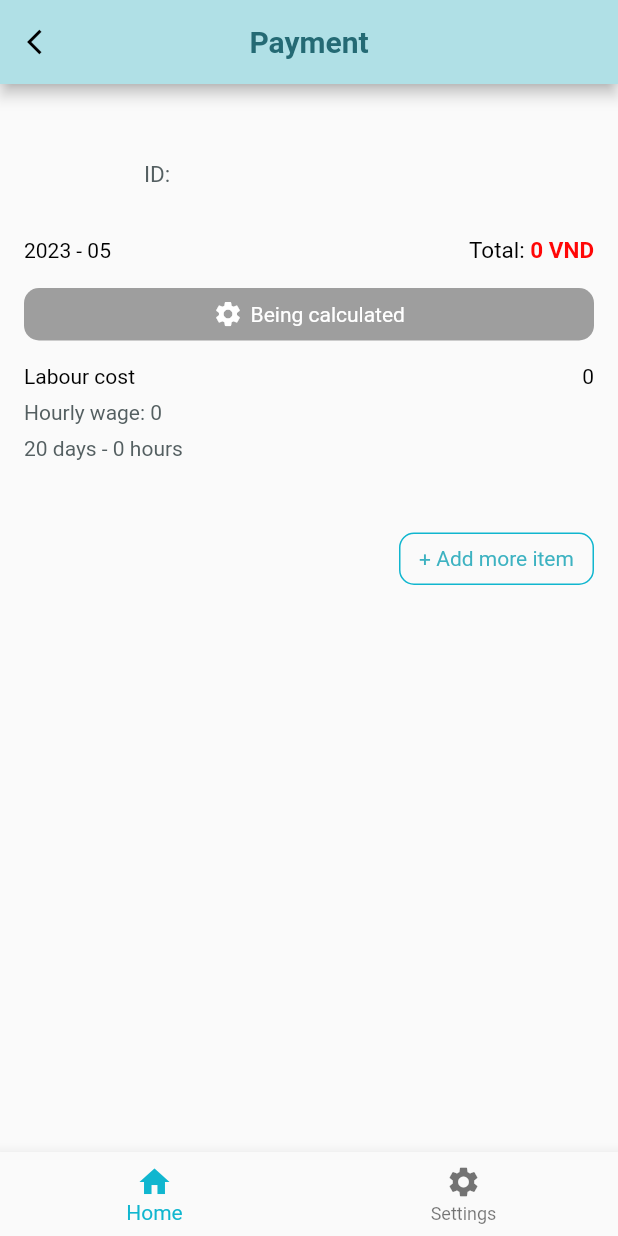
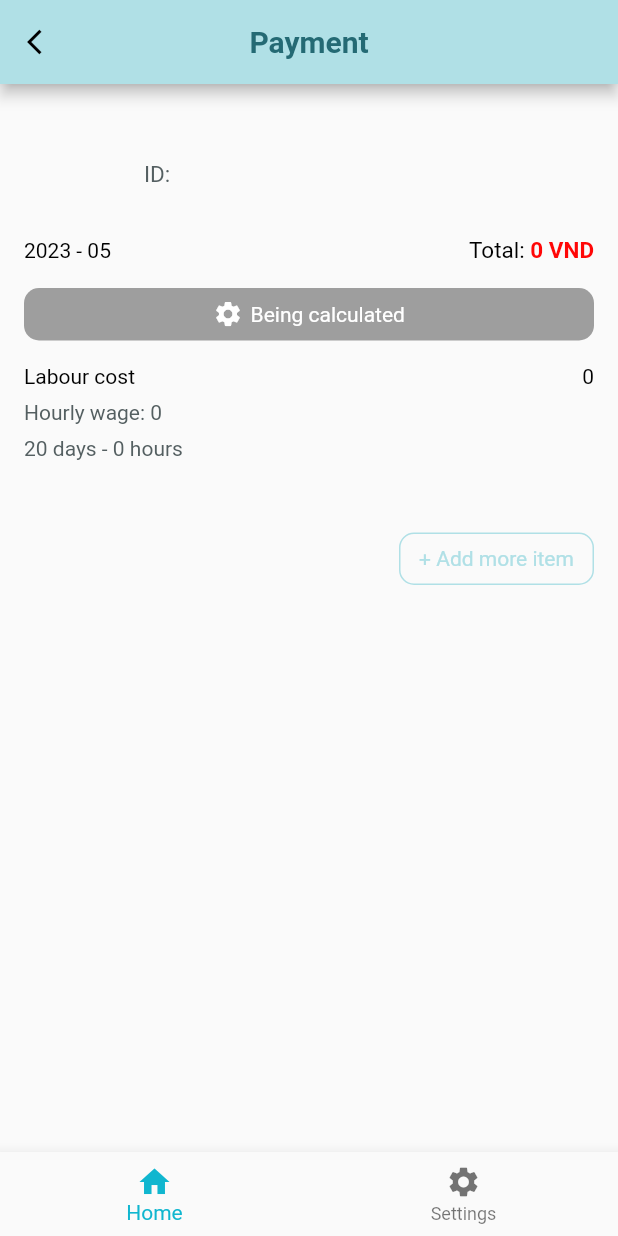
Before and after one commit to nhtrung2k2/flutter-wavy, a Flutter app: the Payment screen opened by its route, on a phone screen of 412 x 824 dp. Run offline on Flutter 3.47's test engine with Material 2 defaults, Android fonts, the light colour scheme and no system bars; our stand-ins replace bloc, dio, equatable, flutter_bloc, flutter_svg, formz and 5 more; accounts and stored records are empty; network calls fail.

Commit message:
payment status and review's user information section

```diff
--- a/lib/bloc/review_bloc.dart
+++ b/lib/bloc/review_bloc.dart
@@ -1,7 +1,7 @@
 import 'package:dio/dio.dart';
 import 'package:flutter_bloc/flutter_bloc.dart';
 import 'package:wavy/event/review_event.dart';
-import 'package:wavy/model/employee.dart';
+import 'package:wavy/model/employee_detail.dart';
 import 'package:wavy/model/review.dart';
 import 'package:wavy/repository/employees_repository.dart';
 import 'package:wavy/repository/review_repository.dart';
@@ -31,9 +31,9 @@ class ReviewBloc extends Bloc<ReviewEvent, ReviewState> {
     emit(state);
 
     try {
-      // Employee_Detail employee_detail = await _employeesRepository.fetchEmployDetail(event.babysistterId);
+      Employee_Detail employeeDetail = await _employeesRepository.fetchEmployDetail(event.babysistterId);
       emit(state.copyWith(
-        employee: Employee(id: '1', name: 'Test Babysister', age: '30', city: 'Ho Chi Minh', shiftId: 1, cancel__contract_date: DateTime(2025, 01, 01)),
+        employee: employeeDetail,
         reviewStateStatus: ReviewStateStatus.inited
       ));
     } catch (e) {
--- a/lib/main.dart
+++ b/lib/main.dart
@@ -124,8 +124,8 @@ class MainApp extends StatelessWidget {
                                     value: ServiceLocator.locator.get<ReviewBloc>(),
                                     child: Review(
                                       key: state.pageKey,
-                                      shiftId: int.parse(state.queryParams['shift_id'] ?? '0'),
-                                      babysistterId: state.queryParams['babysistter_id'] ?? '',
+                                      shiftId: int.parse(state.queryParams['shiftId'] ?? '0'),
+                                      babysistterId: state.queryParams['babysisterId'] ?? '',
                                     ),
                                   ))),
                         ]
--- a/lib/state/review_state.dart
+++ b/lib/state/review_state.dart
@@ -1,4 +1,4 @@
-import 'package:wavy/model/employee.dart';
+import 'package:wavy/model/employee_detail.dart';
 import 'package:wavy/model/review.dart';
 
 enum ReviewStateStatus {
@@ -11,7 +11,7 @@ enum ReviewStateStatus {
 }
 
 class ReviewState {
-  final Employee? employee;
+  final Employee_Detail? employee;
   final Review review;
   final ReviewStateStatus reviewStateStatus;
   const ReviewState({
@@ -26,7 +26,7 @@ class ReviewState {
   );
 
   ReviewState copyWith({
-    Employee? employee,
+    Employee_Detail? employee,
     Review? review,
     ReviewStateStatus? reviewStateStatus
   }) {
--- a/lib/view/components/add_more_items_components/add_more_items_component.dart
+++ b/lib/view/components/add_more_items_components/add_more_items_component.dart
@@ -10,11 +10,13 @@ class AddMoreItemsComponents extends StatefulWidget{
   final bool isFilledColor;
   final Function(int, int, int) onAddedNewItem;
   final List itemList;
+  final bool enable;
 
   const AddMoreItemsComponents({
     this.isFilledColor = false,
     required this.onAddedNewItem,
     required this.itemList,
+    this.enable = true,
     Key? key
   }) : super(key: key);
 
@@ -155,15 +157,17 @@ class _AddMoreItemsComponentsState extends State<AddMoreItemsComponents> {
                 title: '+ Add more item',
                 vertical: 0,
                 horizontal: 0,
-                textColor: widget.isFilledColor ? Colors.white : CustomColors.bluetext,
+                textColor: widget.enable ? (widget.isFilledColor ? Colors.white : CustomColors.bluetext) : CustomColors.blueLight,
                 backgroundColor: widget.isFilledColor ? CustomColors.bluetext : Colors.transparent,
-                borderSideColor:  widget.isFilledColor ? Colors.transparent : CustomColors.blueBorder,
+                borderSideColor:  widget.enable ? (widget.isFilledColor ? Colors.transparent : CustomColors.blueBorder) : CustomColors.blueLight,
                 borderRadius: 10.0,
                 widthRadius: 1,
                 onPressed: (){
-                  setState((){
-                    _isAdding = true;
-                  });
+                  if(widget.enable){
+                    setState((){
+                      _isAdding = true;
+                    });
+                  }
                 }
             ),
           ),
--- a/lib/view/pages/baby_sister_detail.dart
+++ b/lib/view/pages/baby_sister_detail.dart
@@ -143,8 +143,8 @@ class CardInforDetail extends StatelessWidget {
                             context.goNamed(
                                 'baby_sister_review',
                               queryParams: {
-                                'shift_id': '1',
-                                'babysistter_id': '1'
+                                'babysisterId': babysisterId,
+                                'shiftId': '$shiftId'
                               }
                             );
                           }
--- a/lib/view/pages/payment.dart
+++ b/lib/view/pages/payment.dart
@@ -167,13 +167,14 @@ class _PaymentState extends State<Payment> {
                 Column(
                   children: (paymentState.payment?.items ?? []).map((item) => Padding(
                     padding: EdgeInsets.only(bottom: paymentState.payment!.items.last == item ? 0.0 : 16.0),
-                    child: _item(item, (paymentState.payment?.items ?? []).indexOf(item)),
+                    child: _item(item, (paymentState.payment?.items ?? []).indexOf(item), paymentState.canPayStatus == CanPayStatus.payNow),
                   )).toList(),
                 ),
                 const SizedBox(
                   height: 16.0,
                 ),
                 AddMoreItemsComponents(
+                  enable: paymentState.canPayStatus == CanPayStatus.payNow,
                   onAddedNewItem: _addNewItem,
                   itemList: itemCost.sublist(8),
                 )
@@ -255,7 +256,7 @@ class _PaymentState extends State<Payment> {
     );
   }
 
-  Widget _item(Item item, int index){
+  Widget _item(Item item, int index, bool canCheck){
     return Row(
       crossAxisAlignment: CrossAxisAlignment.start,
       children: [
@@ -278,7 +279,7 @@ class _PaymentState extends State<Payment> {
                   CustomRadiusCheckbox(
                     key: Key(DateTime.now().toIso8601String()),
                     value: item.includeInPayment == 1,
-                    enable: item.canRemove,
+                    enable: canCheck,
                     onChanged: (value){
                       paymentBloc.add(IncludeInPaymentEvent(index: index, value: value));
                     },
--- a/lib/view/pages/review.dart
+++ b/lib/view/pages/review.dart
@@ -83,7 +83,9 @@ class _ReviewState extends State<Review> {
                 child: Column(
                   crossAxisAlignment: CrossAxisAlignment.start,
                   children: [
-                    UserInfo(
+                    reviewState.reviewStateStatus == ReviewStateStatus.initing
+                    ? const Center(child: CircularProgressIndicator(),)
+                    : UserInfo(
                       infoType: const [UserInfoType.avatar, UserInfoType.name, UserInfoType.id],
                       avatarBase64: reviewState.employee?.avatar ?? '',
                       name: reviewState.employee?.name ?? '',
```
